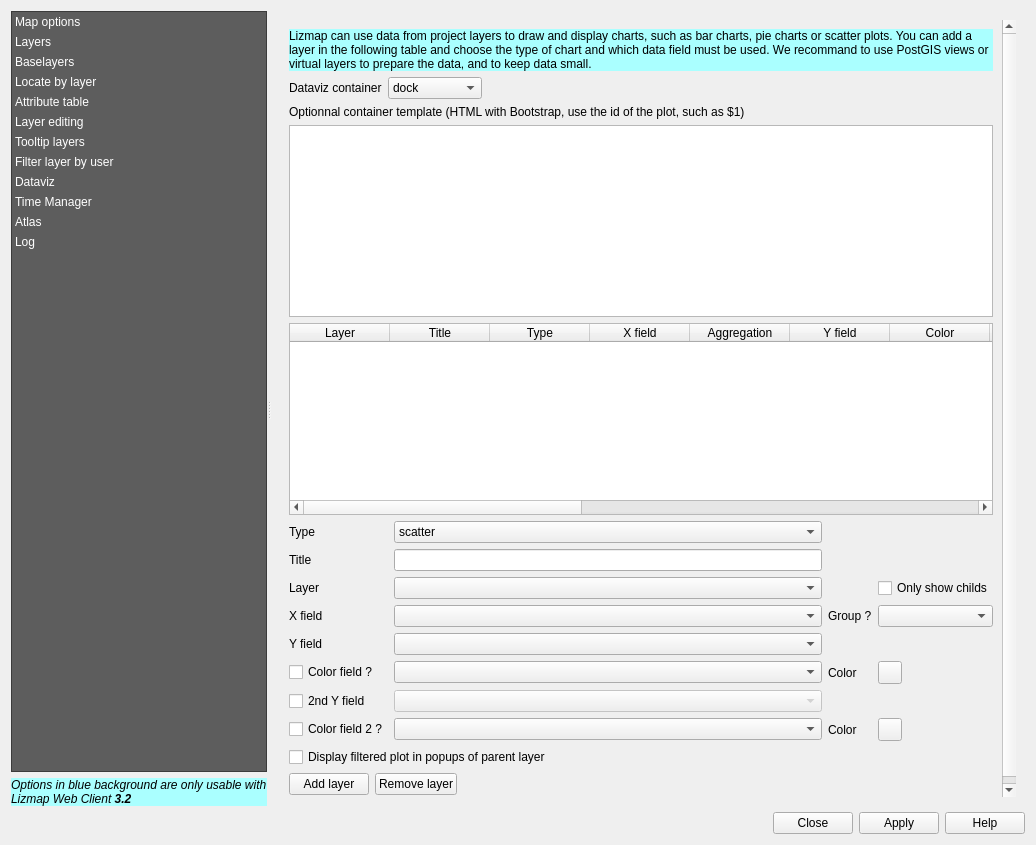
First picture: the form in ui_lizmap.ui, repository 3liz/lizmap-plugin, before the edit.
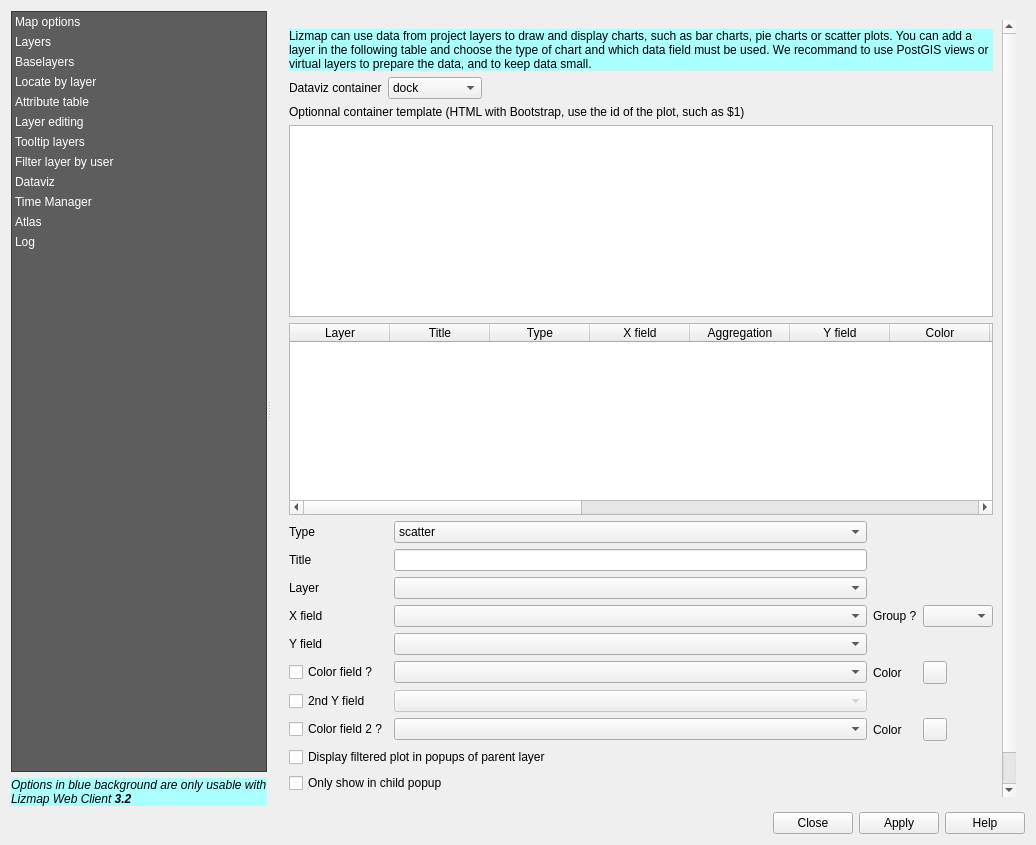
Second picture: the form after the edit. Icons and pictures are not drawn. Custom widgets are drawn as their Qt base class.

Commit message: Change of name, more understandable text in the plugin

```diff
--- a/ui_lizmap.ui
+++ b/ui_lizmap.ui
@@ -3188,9 +3188,9 @@
               <property name="geometry">
                <rect>
                 <x>0</x>
-                <y>0</y>
+                <y>-123</y>
                 <width>725</width>
-                <height>871</height>
+                <height>899</height>
                </rect>
               </property>
               <layout class="QVBoxLayout" name="verticalLayout_19">
@@ -3603,13 +3603,6 @@
                    </property>
                   </widget>
                  </item>
-                 <item row="3" column="3">
-                  <widget class="QCheckBox" name="cbDatavizOnlyShowChilds">
-                   <property name="text">
-                    <string>Only show childs</string>
-                   </property>
-                  </widget>
-                 </item>
                 </layout>
                </item>
                <item>
@@ -3619,6 +3612,13 @@
                  </property>
                 </widget>
                </item>
+               <item>
+                <widget class="QCheckBox" name="cbDatavizOnlyShowChild">
+                 <property name="text">
+                  <string>Only show in child popup</string>
+                 </property>
+                </widget>
+               </item>
                <item>
                 <layout class="QHBoxLayout" name="horizontalLayout_35">
                  <item>
```
Left out of the diff: 6 changed lines with no effect on the pictures. The commit also changes 1 other file.
